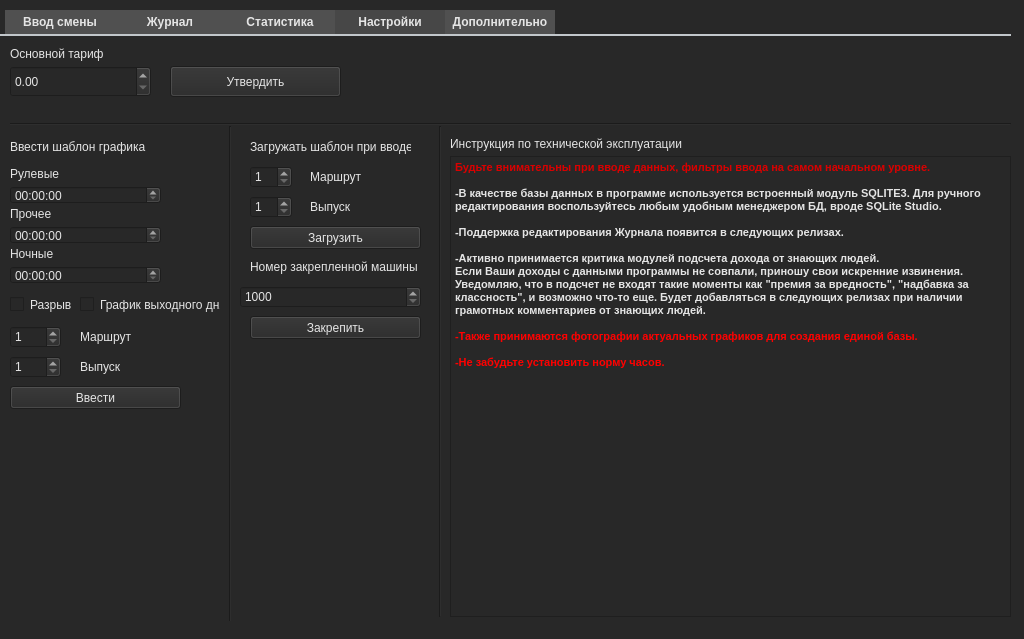
Qt form pyform1.ui (AlexNightMiracle/whcp) before a commit.
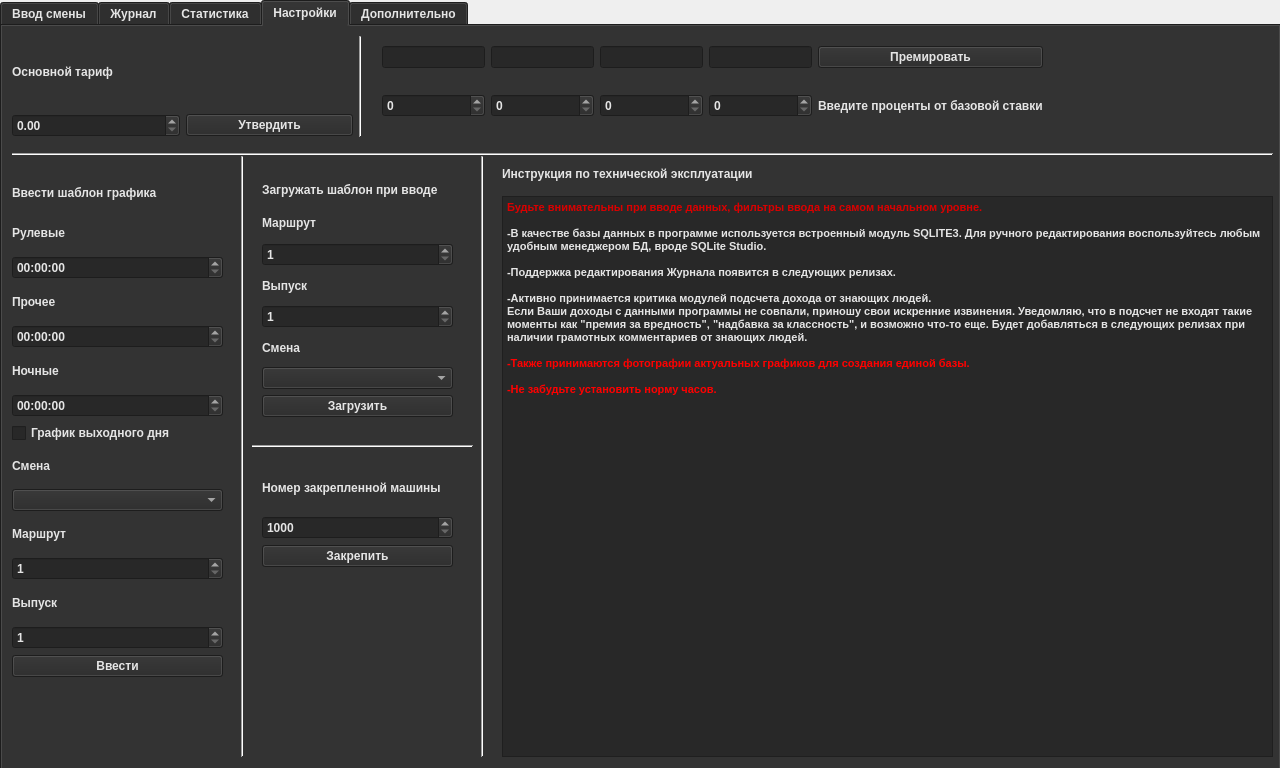
The same form after that commit. The open tabs and pages were chosen to show the change.

Patch:
```diff
--- a/pyform1.ui
+++ b/pyform1.ui
@@ -12,8 +12,8 @@
    <rect>
     <x>0</x>
     <y>0</y>
-    <width>1024</width>
-    <height>639</height>
+    <width>1280</width>
+    <height>768</height>
    </rect>
   </property>
   <property name="sizePolicy">
@@ -30,7 +30,7 @@
   </property>
   <property name="maximumSize">
    <size>
-    <width>1024</width>
+    <width>1280</width>
     <height>768</height>
    </size>
   </property>
@@ -44,21 +44,19 @@
    <string>WHC</string>
   </property>
   <property name="styleSheet">
-   <string notr="true">background-color: qlineargradient(spread:pad, x1:0, y1:0, x2:1, y2:0, stop:0 rgba(0, 0, 0, 255), stop:1 rgba(255, 255, 255, 255));
-border-color: rgb(36, 36, 36);
-color: rgb(229, 229, 229);</string>
+   <string notr="true"/>
   </property>
   <widget class="QWidget" name="centralwidget">
    <property name="styleSheet">
-    <string notr="true">background-color: rgb(40, 40, 40);</string>
+    <string notr="true"/>
    </property>
    <widget class="QTabWidget" name="tabWidget">
     <property name="geometry">
      <rect>
       <x>0</x>
-      <y>10</y>
-      <width>1011</width>
-      <height>611</height>
+      <y>0</y>
+      <width>1281</width>
+      <height>771</height>
      </rect>
     </property>
     <property name="sizePolicy">
@@ -309,27 +307,7 @@
      <bool>false</bool>
     </property>
     <property name="styleSheet">
-     <string notr="true">QTabWidget::pane { /* The tab widget frame */
-    border-top: 2px solid #C2C7CB;
-}
-QTabWidget::tab-bar {
-    left: 5px; /* move to the right by 5px */;
-}
-QTabBar::tab {
-    background: rgb(80, 80, 80);
-   
-    border-bottom-color: #C2C7CB; /* same as the pane color */
-    border-top-left-radius: 40px;
-    border-top-right-radius: 40px;
-    min-width: 20ex;
-    padding: 5px;
-    position: relative;
-    width: 100%;
-}
-QTabBar::tab:selected, QTabBar::tab:hover {
-    background:  rgb(71, 71, 71);
-}
-</string>
+     <string notr="true"/>
     </property>
     <property name="currentIndex">
      <number>2</number>
@@ -1033,25 +1011,12 @@
      <attribute name="title">
       <string>Настройки</string>
      </attribute>
-     <widget class="QLabel" name="label_5">
-      <property name="geometry">
-       <rect>
-        <x>10</x>
-        <y>10</y>
-        <width>141</width>
-        <height>16</height>
-       </rect>
-      </property>
-      <property name="text">
-       <string>Основной тариф</string>
-      </property>
-     </widget>
      <widget class="Line" name="line">
       <property name="geometry">
        <rect>
         <x>10</x>
-        <y>80</y>
-        <width>1001</width>
+        <y>120</y>
+        <width>1261</width>
         <height>16</height>
        </rect>
       </property>
@@ -1059,299 +1024,13 @@
        <enum>Qt::Horizontal</enum>
       </property>
      </widget>
-     <widget class="QLabel" name="label_6">
-      <property name="geometry">
-       <rect>
-        <x>10</x>
-        <y>100</y>
-        <width>151</width>
-        <height>21</height>
-       </rect>
-      </property>
-      <property name="text">
-       <string>Ввести шаблон графика</string>
-      </property>
-     </widget>
-     <widget class="QTimeEdit" name="timeEdit_5">
-      <property name="geometry">
-       <rect>
-        <x>10</x>
-        <y>150</y>
-        <width>151</width>
-        <height>18</height>
-       </rect>
-      </property>
-     </widget>
-     <widget class="QTimeEdit" name="timeEdit_6">
-      <property name="geometry">
-       <rect>
-        <x>10</x>
-        <y>190</y>
-        <width>151</width>
-        <height>18</height>
-       </rect>
-      </property>
-     </widget>
-     <widget class="QTimeEdit" name="timeEdit_7">
-      <property name="geometry">
-       <rect>
-        <x>10</x>
-        <y>230</y>
-        <width>151</width>
-        <height>18</height>
-       </rect>
-      </property>
-     </widget>
-     <widget class="QLabel" name="label_7">
-      <property name="geometry">
-       <rect>
-        <x>10</x>
-        <y>130</y>
-        <width>151</width>
-        <height>16</height>
-       </rect>
-      </property>
-      <property name="text">
-       <string>Рулевые</string>
-      </property>
-     </widget>
-     <widget class="QLabel" name="label_8">
-      <property name="geometry">
-       <rect>
-        <x>10</x>
-        <y>170</y>
-        <width>151</width>
-        <height>16</height>
-       </rect>
-      </property>
-      <property name="text">
-       <string>Прочее</string>
-      </property>
-     </widget>
-     <widget class="QLabel" name="label_9">
-      <property name="geometry">
-       <rect>
-        <x>10</x>
-        <y>210</y>
-        <width>151</width>
-        <height>16</height>
-       </rect>
-      </property>
-      <property name="text">
-       <string>Ночные</string>
-      </property>
-     </widget>
-     <widget class="QCheckBox" name="checkBox_2">
-      <property name="geometry">
-       <rect>
-        <x>10</x>
-        <y>260</y>
-        <width>70</width>
-        <height>17</height>
-       </rect>
-      </property>
-      <property name="text">
-       <string>Разрыв</string>
-      </property>
-     </widget>
-     <widget class="QSpinBox" name="spinBox_2">
-      <property name="geometry">
-       <rect>
-        <x>10</x>
-        <y>290</y>
-        <width>51</width>
-        <height>22</height>
-       </rect>
-      </property>
-      <property name="minimum">
-       <number>1</number>
-      </property>
-      <property name="maximum">
-       <number>76</number>
-      </property>
-     </widget>
-     <widget class="QLabel" name="label_10">
-      <property name="geometry">
-       <rect>
-        <x>80</x>
-        <y>290</y>
-        <width>101</width>
-        <height>21</height>
-       </rect>
-      </property>
-      <property name="text">
-       <string>Маршрут</string>
-      </property>
-     </widget>
-     <widget class="QSpinBox" name="spinBox_3">
-      <property name="geometry">
-       <rect>
-        <x>10</x>
-        <y>320</y>
-        <width>51</width>
-        <height>22</height>
-       </rect>
-      </property>
-      <property name="minimum">
-       <number>1</number>
-      </property>
-     </widget>
-     <widget class="QLabel" name="label_11">
-      <property name="geometry">
-       <rect>
-        <x>80</x>
-        <y>320</y>
-        <width>101</width>
-        <height>21</height>
-       </rect>
-      </property>
-      <property name="text">
-       <string>Выпуск</string>
-      </property>
-     </widget>
-     <widget class="QLabel" name="label_24">
-      <property name="geometry">
-       <rect>
-        <x>250</x>
-        <y>100</y>
-        <width>161</width>
-        <height>21</height>
-       </rect>
-      </property>
-      <property name="text">
-       <string>Загружать шаблон при вводе</string>
-      </property>
-     </widget>
-     <widget class="QSpinBox" name="spinBox_4">
-      <property name="geometry">
-       <rect>
-        <x>250</x>
-        <y>130</y>
-        <width>42</width>
-        <height>22</height>
-       </rect>
-      </property>
-      <property name="minimum">
-       <number>1</number>
-      </property>
-      <property name="maximum">
-       <number>76</number>
-      </property>
-     </widget>
-     <widget class="QSpinBox" name="spinBox_5">
-      <property name="geometry">
-       <rect>
-        <x>250</x>
-        <y>160</y>
-        <width>42</width>
-        <height>22</height>
-       </rect>
-      </property>
-      <property name="minimum">
-       <number>1</number>
-      </property>
-     </widget>
-     <widget class="QLabel" name="label_25">
-      <property name="geometry">
-       <rect>
-        <x>310</x>
-        <y>130</y>
-        <width>111</width>
-        <height>21</height>
-       </rect>
-      </property>
-      <property name="text">
-       <string>Маршрут</string>
-      </property>
-     </widget>
-     <widget class="QLabel" name="label_26">
-      <property name="geometry">
-       <rect>
-        <x>310</x>
-        <y>160</y>
-        <width>111</width>
-        <height>21</height>
-       </rect>
-      </property>
-      <property name="text">
-       <string>Выпуск</string>
-      </property>
-     </widget>
-     <widget class="QSpinBox" name="spinBox_7">
-      <property name="geometry">
-       <rect>
-        <x>240</x>
-        <y>250</y>
-        <width>181</width>
-        <height>22</height>
-       </rect>
-      </property>
-      <property name="minimum">
-       <number>1000</number>
-      </property>
-      <property name="maximum">
-       <number>3199</number>
-      </property>
-     </widget>
-     <widget class="QLabel" name="label_28">
-      <property name="geometry">
-       <rect>
-        <x>250</x>
-        <y>220</y>
-        <width>171</width>
-        <height>21</height>
-       </rect>
-      </property>
-      <property name="text">
-       <string>Номер закрепленной машины</string>
-      </property>
-     </widget>
-     <widget class="QCheckBox" name="checkBox_3">
-      <property name="geometry">
-       <rect>
-        <x>80</x>
-        <y>260</y>
-        <width>141</width>
-        <height>17</height>
-       </rect>
-      </property>
-      <property name="text">
-       <string>График выходного дня</string>
-      </property>
-     </widget>
-     <widget class="QPushButton" name="pushButton_4">
-      <property name="geometry">
-       <rect>
-        <x>10</x>
-        <y>350</y>
-        <width>171</width>
-        <height>23</height>
-       </rect>
-      </property>
-      <property name="text">
-       <string>Ввести</string>
-      </property>
-     </widget>
-     <widget class="QPushButton" name="pushButton_5">
-      <property name="geometry">
-       <rect>
-        <x>250</x>
-        <y>190</y>
-        <width>171</width>
-        <height>23</height>
-       </rect>
-      </property>
-      <property name="text">
-       <string>Загрузить</string>
-      </property>
-     </widget>
      <widget class="Line" name="line_2">
       <property name="geometry">
        <rect>
-        <x>220</x>
-        <y>90</y>
+        <x>230</x>
+        <y>130</y>
         <width>20</width>
-        <height>501</height>
+        <height>601</height>
        </rect>
       </property>
       <property name="orientation">
@@ -1361,10 +1040,10 @@
      <widget class="Line" name="line_3">
       <property name="geometry">
        <rect>
-        <x>430</x>
-        <y>90</y>
+        <x>470</x>
+        <y>130</y>
         <width>20</width>
-        <height>491</height>
+        <height>601</height>
        </rect>
       </property>
       <property name="orientation">
@@ -1374,8 +1053,8 @@
      <widget class="QLabel" name="label_31">
       <property name="geometry">
        <rect>
-        <x>450</x>
-        <y>100</y>
+        <x>500</x>
+        <y>140</y>
         <width>561</width>
         <height>16</height>
        </rect>
@@ -1384,73 +1063,362 @@
        <string>Инструкция по технической эксплуатации</string>
       </property>
      </widget>
-     <widget class="QPushButton" name="pushButton_6">
-      <property name="geometry">
-       <rect>
-        <x>250</x>
-        <y>280</y>
-        <width>171</width>
-        <height>23</height>
-       </rect>
-      </property>
-      <property name="text">
-       <string>Закрепить</string>
-      </property>
-     </widget>
-     <widget class="QPushButton" name="pushButton_7">
-      <property name="geometry">
-       <rect>
-        <x>170</x>
-        <y>30</y>
-        <width>171</width>
-        <height>31</height>
-       </rect>
-      </property>
-      <property name="text">
-       <string>Утвердить</string>
-      </property>
-     </widget>
-     <widget class="QDoubleSpinBox" name="doubleSpinBox">
-      <property name="geometry">
-       <rect>
-        <x>10</x>
-        <y>30</y>
-        <width>141</width>
-        <height>31</height>
-       </rect>
-      </property>
-      <property name="maximum">
-       <double>1999.990000000000009</double>
-      </property>
-     </widget>
      <widget class="QTextBrowser" name="textBrowser">
       <property name="geometry">
        <rect>
-        <x>450</x>
-        <y>120</y>
-        <width>561</width>
-        <height>461</height>
+        <x>500</x>
+        <y>170</y>
+        <width>771</width>
+        <height>561</height>
        </rect>
       </property>
       <property name="html">
        <string>&lt;!DOCTYPE HTML PUBLIC &quot;-//W3C//DTD HTML 4.0//EN&quot; &quot;http://www.w3.org/TR/REC-html40/strict.dtd&quot;&gt;
 &lt;html&gt;&lt;head&gt;&lt;meta name=&quot;qrichtext&quot; content=&quot;1&quot; /&gt;&lt;style type=&quot;text/css&quot;&gt;
 p, li { white-space: pre-wrap; }
-&lt;/style&gt;&lt;/head&gt;&lt;body style=&quot; font-family:'MS Shell Dlg 2'; font-size:8.25pt; font-weight:400; font-style:normal;&quot;&gt;
-&lt;p style=&quot; margin-top:0px; margin-bottom:0px; margin-left:0px; margin-right:0px; -qt-block-indent:0; text-indent:0px;&quot;&gt;&lt;span style=&quot; font-weight:600; color:#da0000;&quot;&gt;Будьте внимательны при вводе данных, фильтры ввода на самом начальном уровне.&lt;/span&gt;&lt;/p&gt;
-&lt;p style=&quot;-qt-paragraph-type:empty; margin-top:0px; margin-bottom:0px; margin-left:0px; margin-right:0px; -qt-block-indent:0; text-indent:0px; font-weight:600;&quot;&gt;&lt;br /&gt;&lt;/p&gt;
-&lt;p style=&quot; margin-top:0px; margin-bottom:0px; margin-left:0px; margin-right:0px; -qt-block-indent:0; text-indent:0px;&quot;&gt;&lt;span style=&quot; font-weight:600;&quot;&gt;-В качестве базы данных в программе используется встроенный модуль SQLITE3. Для ручного редактирования воспользуйтесь любым удобным менеджером БД, вроде SQLite Studio.&lt;/span&gt;&lt;/p&gt;
-&lt;p style=&quot;-qt-paragraph-type:empty; margin-top:0px; margin-bottom:0px; margin-left:0px; margin-right:0px; -qt-block-indent:0; text-indent:0px; font-weight:600;&quot;&gt;&lt;br /&gt;&lt;/p&gt;
-&lt;p style=&quot; margin-top:0px; margin-bottom:0px; margin-left:0px; margin-right:0px; -qt-block-indent:0; text-indent:0px;&quot;&gt;&lt;span style=&quot; font-weight:600;&quot;&gt;-Поддержка редактирования Журнала появится в следующих релизах.&lt;/span&gt;&lt;/p&gt;
-&lt;p style=&quot;-qt-paragraph-type:empty; margin-top:0px; margin-bottom:0px; margin-left:0px; margin-right:0px; -qt-block-indent:0; text-indent:0px; font-weight:600;&quot;&gt;&lt;br /&gt;&lt;/p&gt;
-&lt;p style=&quot; margin-top:0px; margin-bottom:0px; margin-left:0px; margin-right:0px; -qt-block-indent:0; text-indent:0px;&quot;&gt;&lt;span style=&quot; font-weight:600;&quot;&gt;-Активно принимается критика модулей подсчета дохода от знающих людей.&lt;/span&gt;&lt;/p&gt;
-&lt;p style=&quot; margin-top:0px; margin-bottom:0px; margin-left:0px; margin-right:0px; -qt-block-indent:0; text-indent:0px;&quot;&gt;&lt;span style=&quot; font-weight:600;&quot;&gt;Если Ваши доходы с данными программы не совпали, приношу свои искренние извинения. Уведомляю, что в подсчет не входят такие моменты как &amp;quot;премия за вредность&amp;quot;, &amp;quot;надбавка за классность&amp;quot;, и возможно что-то еще. Будет добавляться в следующих релизах при наличии грамотных комментариев от знающих людей.&lt;/span&gt;&lt;/p&gt;
-&lt;p style=&quot;-qt-paragraph-type:empty; margin-top:0px; margin-bottom:0px; margin-left:0px; margin-right:0px; -qt-block-indent:0; text-indent:0px; font-weight:600;&quot;&gt;&lt;br /&gt;&lt;/p&gt;
-&lt;p style=&quot; margin-top:0px; margin-bottom:0px; margin-left:0px; margin-right:0px; -qt-block-indent:0; text-indent:0px;&quot;&gt;&lt;span style=&quot; font-weight:600; color:#ff0000;&quot;&gt;-Также принимаются фотографии актуальных графиков для создания единой базы.&lt;/span&gt;&lt;/p&gt;
-&lt;p style=&quot;-qt-paragraph-type:empty; margin-top:0px; margin-bottom:0px; margin-left:0px; margin-right:0px; -qt-block-indent:0; text-indent:0px; font-weight:600; color:#ff0000;&quot;&gt;&lt;br /&gt;&lt;/p&gt;
-&lt;p style=&quot; margin-top:0px; margin-bottom:0px; margin-left:0px; margin-right:0px; -qt-block-indent:0; text-indent:0px;&quot;&gt;&lt;span style=&quot; font-weight:600; color:#ff0000;&quot;&gt;-Не забудьте установить норму часов.&lt;/span&gt;&lt;/p&gt;&lt;/body&gt;&lt;/html&gt;</string>
+&lt;/style&gt;&lt;/head&gt;&lt;body style=&quot; font-family:'MS Shell Dlg 2'; font-size:8.25pt; font-weight:600; font-style:normal;&quot;&gt;
+&lt;p style=&quot; margin-top:0px; margin-bottom:0px; margin-left:0px; margin-right:0px; -qt-block-indent:0; text-indent:0px;&quot;&gt;&lt;span style=&quot; color:#da0000;&quot;&gt;Будьте внимательны при вводе данных, фильтры ввода на самом начальном уровне.&lt;/span&gt;&lt;/p&gt;
+&lt;p style=&quot;-qt-paragraph-type:empty; margin-top:0px; margin-bottom:0px; margin-left:0px; margin-right:0px; -qt-block-indent:0; text-indent:0px;&quot;&gt;&lt;br /&gt;&lt;/p&gt;
+&lt;p style=&quot; margin-top:0px; margin-bottom:0px; margin-left:0px; margin-right:0px; -qt-block-indent:0; text-indent:0px;&quot;&gt;-В качестве базы данных в программе используется встроенный модуль SQLITE3. Для ручного редактирования воспользуйтесь любым удобным менеджером БД, вроде SQLite Studio.&lt;/p&gt;
+&lt;p style=&quot;-qt-paragraph-type:empty; margin-top:0px; margin-bottom:0px; margin-left:0px; margin-right:0px; -qt-block-indent:0; text-indent:0px;&quot;&gt;&lt;br /&gt;&lt;/p&gt;
+&lt;p style=&quot; margin-top:0px; margin-bottom:0px; margin-left:0px; margin-right:0px; -qt-block-indent:0; text-indent:0px;&quot;&gt;-Поддержка редактирования Журнала появится в следующих релизах.&lt;/p&gt;
+&lt;p style=&quot;-qt-paragraph-type:empty; margin-top:0px; margin-bottom:0px; margin-left:0px; margin-right:0px; -qt-block-indent:0; text-indent:0px;&quot;&gt;&lt;br /&gt;&lt;/p&gt;
+&lt;p style=&quot; margin-top:0px; margin-bottom:0px; margin-left:0px; margin-right:0px; -qt-block-indent:0; text-indent:0px;&quot;&gt;-Активно принимается критика модулей подсчета дохода от знающих людей.&lt;/p&gt;
+&lt;p style=&quot; margin-top:0px; margin-bottom:0px; margin-left:0px; margin-right:0px; -qt-block-indent:0; text-indent:0px;&quot;&gt;Если Ваши доходы с данными программы не совпали, приношу свои искренние извинения. Уведомляю, что в подсчет не входят такие моменты как &amp;quot;премия за вредность&amp;quot;, &amp;quot;надбавка за классность&amp;quot;, и возможно что-то еще. Будет добавляться в следующих релизах при наличии грамотных комментариев от знающих людей.&lt;/p&gt;
+&lt;p style=&quot;-qt-paragraph-type:empty; margin-top:0px; margin-bottom:0px; margin-left:0px; margin-right:0px; -qt-block-indent:0; text-indent:0px;&quot;&gt;&lt;br /&gt;&lt;/p&gt;
+&lt;p style=&quot; margin-top:0px; margin-bottom:0px; margin-left:0px; margin-right:0px; -qt-block-indent:0; text-indent:0px;&quot;&gt;&lt;span style=&quot; color:#ff0000;&quot;&gt;-Также принимаются фотографии актуальных графиков для создания единой базы.&lt;/span&gt;&lt;/p&gt;
+&lt;p style=&quot;-qt-paragraph-type:empty; margin-top:0px; margin-bottom:0px; margin-left:0px; margin-right:0px; -qt-block-indent:0; text-indent:0px; color:#ff0000;&quot;&gt;&lt;br /&gt;&lt;/p&gt;
+&lt;p style=&quot; margin-top:0px; margin-bottom:0px; margin-left:0px; margin-right:0px; -qt-block-indent:0; text-indent:0px;&quot;&gt;&lt;span style=&quot; color:#ff0000;&quot;&gt;-Не забудьте установить норму часов.&lt;/span&gt;&lt;/p&gt;&lt;/body&gt;&lt;/html&gt;</string>
       </property>
      </widget>
+     <widget class="Line" name="line_4">
+      <property name="geometry">
+       <rect>
+        <x>250</x>
+        <y>410</y>
+        <width>221</width>
+        <height>20</height>
+       </rect>
+      </property>
+      <property name="orientation">
+       <enum>Qt::Horizontal</enum>
+      </property>
+     </widget>
+     <widget class="Line" name="line_5">
+      <property name="geometry">
+       <rect>
+        <x>350</x>
+        <y>10</y>
+        <width>16</width>
+        <height>101</height>
+       </rect>
+      </property>
+      <property name="orientation">
+       <enum>Qt::Vertical</enum>
+      </property>
+     </widget>
+     <widget class="QWidget" name="gridLayoutWidget">
+      <property name="geometry">
+       <rect>
+        <x>10</x>
+        <y>150</y>
+        <width>211</width>
+        <height>501</height>
+       </rect>
+      </property>
+      <layout class="QGridLayout" name="gridLayout_5">
+       <item row="4" column="0">
+        <widget class="QTimeEdit" name="timeEdit_6"/>
+       </item>
+       <item row="6" column="0">
+        <widget class="QTimeEdit" name="timeEdit_7"/>
+       </item>
+       <item row="7" column="0">
+        <widget class="QCheckBox" name="checkBox_3">
+         <property name="text">
+          <string>График выходного дня</string>
+         </property>
+        </widget>
+       </item>
+       <item row="3" column="0">
+        <widget class="QLabel" name="label_8">
+         <property name="text">
+          <string>Прочее</string>
+         </property>
+        </widget>
+       </item>
+       <item row="1" column="0">
+        <widget class="QLabel" name="label_7">
+         <property name="text">
+          <string>Рулевые</string>
+         </property>
+        </widget>
+       </item>
+       <item row="9" column="0">
+        <widget class="QComboBox" name="comboBox_4"/>
+       </item>
+       <item row="11" column="0">
+        <widget class="QSpinBox" name="spinBox_2">
+         <property name="minimum">
+          <number>1</number>
+         </property>
+         <property name="maximum">
+          <number>76</number>
+         </property>
+        </widget>
+       </item>
+       <item row="12" column="0">
+        <widget class="QLabel" name="label_11">
+         <property name="text">
+          <string>Выпуск</string>
+         </property>
+        </widget>
+       </item>
+       <item row="8" column="0">
+        <widget class="QLabel" name="label_35">
+         <property name="text">
+          <string>Смена</string>
+         </property>
+        </widget>
+       </item>
+       <item row="13" column="0">
+        <widget class="QSpinBox" name="spinBox_3">
+         <property name="minimum">
+          <number>1</number>
+         </property>
+        </widget>
+       </item>
+       <item row="2" column="0">
+        <widget class="QTimeEdit" name="timeEdit_5"/>
+       </item>
+       <item row="5" column="0">
+        <widget class="QLabel" name="label_9">
+         <property name="text">
+          <string>Ночные</string>
+         </property>
+        </widget>
+       </item>
+       <item row="14" column="0">
+        <widget class="QPushButton" name="pushButton_4">
+         <property name="text">
+          <string>Ввести</string>
+         </property>
+        </widget>
+       </item>
+       <item row="0" column="0">
+        <widget class="QLabel" name="label_6">
+         <property name="text">
+          <string>Ввести шаблон графика</string>
+         </property>
+        </widget>
+       </item>
+       <item row="10" column="0">
+        <widget class="QLabel" name="label_10">
+         <property name="text">
+          <string>Маршрут</string>
+         </property>
+        </widget>
+       </item>
+      </layout>
+     </widget>
+     <widget class="QWidget" name="verticalLayoutWidget">
+      <property name="geometry">
+       <rect>
+        <x>260</x>
+        <y>150</y>
+        <width>191</width>
+        <height>241</height>
+       </rect>
+      </property>
+      <layout class="QVBoxLayout" name="verticalLayout">
+       <item>
+        <widget class="QLabel" name="label_24">
+         <property name="text">
+          <string>Загружать шаблон при вводе</string>
+         </property>
+        </widget>
+       </item>
+       <item>
+        <widget class="QLabel" name="label_25">
+         <property name="text">
+          <string>Маршрут</string>
+         </property>
+        </widget>
+       </item>
+       <item>
+        <widget class="QSpinBox" name="spinBox_4">
+         <property name="minimum">
+          <number>1</number>
+         </property>
+         <property name="maximum">
+          <number>76</number>
+         </property>
+        </widget>
+       </item>
+       <item>
+        <widget class="QLabel" name="label_26">
+         <property name="text">
+          <string>Выпуск</string>
+         </property>
+        </widget>
+       </item>
+       <item>
+        <widget class="QSpinBox" name="spinBox_5">
+         <property name="minimum">
+          <number>1</number>
+         </property>
+        </widget>
+       </item>
+       <item>
+        <widget class="QLabel" name="label_34">
+         <property name="text">
+          <string>Смена</string>
+         </property>
+        </widget>
+       </item>
+       <item>
+        <widget class="QComboBox" name="comboBox"/>
+       </item>
+       <item>
+        <widget class="QPushButton" name="pushButton_5">
+         <property name="text">
+          <string>Загрузить</string>
+         </property>
+        </widget>
+       </item>
+      </layout>
+     </widget>
+     <widget class="QWidget" name="verticalLayoutWidget_2">
+      <property name="geometry">
+       <rect>
+        <x>260</x>
+        <y>440</y>
+        <width>191</width>
+        <height>101</height>
+       </rect>
+      </property>
+      <layout class="QVBoxLayout" name="verticalLayout_2">
+       <item>
+        <widget class="QLabel" name="label_28">
+         <property name="text">
+          <string>Номер закрепленной машины</string>
+         </property>
+        </widget>
+       </item>
+       <item>
+        <widget class="QSpinBox" name="spinBox_7">
+         <property name="minimum">
+          <number>1000</number>
+         </property>
+         <property name="maximum">
+          <number>3199</number>
+         </property>
+        </widget>
+       </item>
+       <item>
+        <widget class="QPushButton" name="pushButton_6">
+         <property name="text">
+          <string>Закрепить</string>
+         </property>
+        </widget>
+       </item>
+      </layout>
+     </widget>
+     <widget class="QWidget" name="gridLayoutWidget_2">
+      <property name="geometry">
+       <rect>
+        <x>10</x>
+        <y>10</y>
+        <width>341</width>
+        <height>101</height>
+       </rect>
+      </property>
+      <layout class="QGridLayout" name="gridLayout_6">
+       <item row="2" column="0">
+        <widget class="QDoubleSpinBox" name="doubleSpinBox">
+         <property name="maximum">
+          <double>1999.990000000000009</double>
+         </property>
+        </widget>
+       </item>
+       <item row="1" column="0">
+        <widget class="QLabel" name="label_5">
+         <property name="text">
+          <string>Основной тариф</string>
+         </property>
+        </widget>
+       </item>
+       <item row="2" column="1">
+        <widget class="QPushButton" name="pushButton_7">
+         <property name="text">
+          <string>Утвердить</string>
+         </property>
+        </widget>
+       </item>
+      </layout>
+     </widget>
+     <widget class="QWidget" name="gridLayoutWidget_3">
+      <property name="geometry">
+       <rect>
+        <x>380</x>
+        <y>0</y>
+        <width>661</width>
+        <height>111</height>
+       </rect>
+      </property>
+      <layout class="QGridLayout" name="gridLayout_7">
+       <item row="0" column="1">
+        <widget class="QLineEdit" name="lineEdit"/>
+       </item>
+       <item row="1" column="3">
+        <widget class="QSpinBox" name="spinBox_14">
+         <property name="maximum">
+          <number>100</number>
+         </property>
+        </widget>
+       </item>
+       <item row="0" column="2">
+        <widget class="QLineEdit" name="lineEdit_2"/>
+       </item>
+       <item row="0" column="5">
+        <widget class="QPushButton" name="pushButton_8">
+         <property name="text">
+          <string>Премировать</string>
+         </property>
+        </widget>
+       </item>
+       <item row="0" column="4">
+        <widget class="QLineEdit" name="lineEdit_4"/>
+       </item>
+       <item row="1" column="2">
+        <widget class="QSpinBox" name="spinBox_13">
+         <property name="maximum">
+          <number>100</number>
+         </property>
+        </widget>
+       </item>
+       <item row="1" column="1">
+        <widget class="QSpinBox" name="spinBox_12">
+         <property name="maximum">
+          <number>100</number>
+         </property>
+        </widget>
+       </item>
+       <item row="1" column="5">
+        <widget class="QLabel" name="label_12">
+         <property name="text">
+          <string>Введите проценты от базовой ставки</string>
+         </property>
+        </widget>
+       </item>
+       <item row="1" column="4">
+        <widget class="QSpinBox" name="spinBox_15"/>
+       </item>
+       <item row="0" column="3">
+        <widget class="QLineEdit" name="lineEdit_3"/>
+       </item>
+      </layout>
+     </widget>
     </widget>
     <widget class="QWidget" name="tab_2">
      <attribute name="title">
```
Left out of the diff: 596 changed lines with no effect on the pictures.
